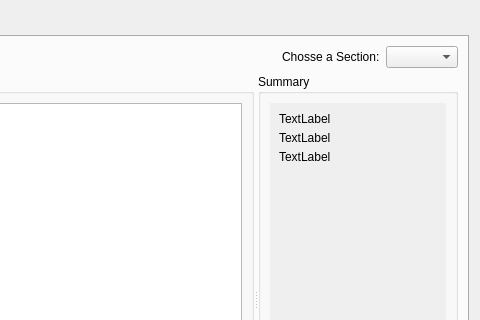
This is forms/contributions.ui in LukyLuke/PiTres as Qt 5 draws it before an edit; both pictures show x 308 to 788 and y 0 to 320 of the 788 by 545 pixel window. The edited form follows.
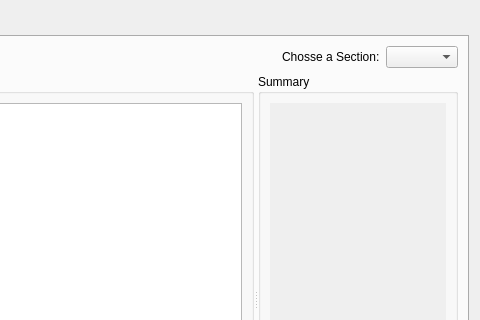
This is the edited form. The open tabs and pages were chosen to show the change. Icons and pictures are not drawn.

Diff of the .ui file:
```diff
--- a/forms/contributions.ui
+++ b/forms/contributions.ui
@@ -383,27 +383,6 @@
                  <property name="verticalSpacing">
                   <number>5</number>
                  </property>
-                 <item row="0" column="0">
-                  <widget class="QLabel" name="label_5">
-                   <property name="text">
-                    <string>TextLabel</string>
-                   </property>
-                  </widget>
-                 </item>
-                 <item row="1" column="0">
-                  <widget class="QLabel" name="label_6">
-                   <property name="text">
-                    <string>TextLabel</string>
-                   </property>
-                  </widget>
-                 </item>
-                 <item row="2" column="0">
-                  <widget class="QLabel" name="label_7">
-                   <property name="text">
-                    <string>TextLabel</string>
-                   </property>
-                  </widget>
-                 </item>
                 </layout>
                </item>
                <item>
```
